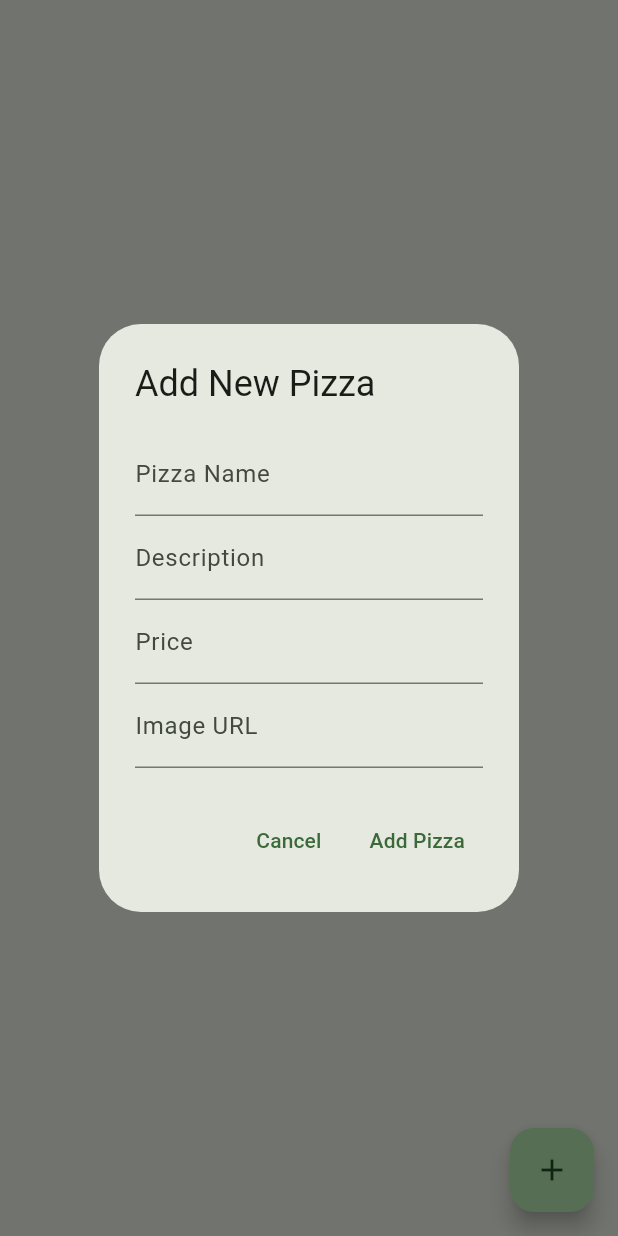
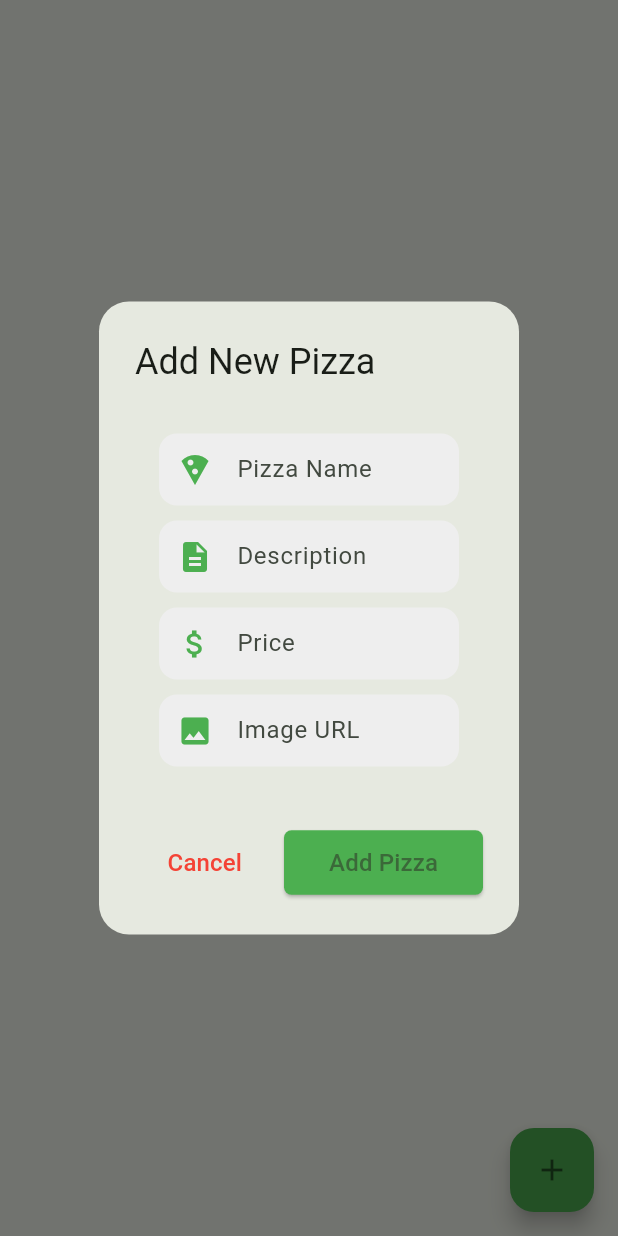
Before and after one commit to victormusembi11/pizza_app, a Flutter app: the AdminPizzasPage screen opened directly, after a tap on the "add" icon, on a phone screen of 412 x 824 dp. Run offline on Flutter 3.47's test engine with Material 3 defaults, Android fonts, the phone set to English and light mode, and no system bars.

Commit message:
feat: Improve Add New Pizza dialog UI and functionality
Refactor the Add New Pizza dialog in the AdminPizzasPage component to enhance the user experience and provide a more intuitive interface for adding new pizzas. Update the dialog's title style, add border styling to the input fields, and adjust the button styles for Cancel and Add Pizza. This change improves the usability of the application and makes it easier for users to add pizzas dynamically.

```diff
--- a/lib/screens/admin_pizzas.dart
+++ b/lib/screens/admin_pizzas.dart
@@ -15,39 +15,52 @@ class AdminPizzasPage extends StatelessWidget {
       context: context,
       builder: (context) {
         return AlertDialog(
-          title: const Text('Add New Pizza'),
+          shape: RoundedRectangleBorder(
+            borderRadius: BorderRadius.circular(20.0),
+          ),
+          title: const Text('Add New Pizza', style: TextStyle(fontSize: 24)),
           content: SingleChildScrollView(
-            child: Column(
-              crossAxisAlignment: CrossAxisAlignment.start,
-              children: [
-                TextField(
-                  controller: _nameController,
-                  decoration: const InputDecoration(labelText: 'Pizza Name'),
-                ),
-                TextField(
-                  controller: _descriptionController,
-                  decoration: const InputDecoration(labelText: 'Description'),
-                ),
-                TextField(
-                  controller: _priceController,
-                  decoration: const InputDecoration(labelText: 'Price'),
-                  keyboardType: TextInputType.number,
-                ),
-                TextField(
-                  controller: _imageUrlController,
-                  decoration: const InputDecoration(labelText: 'Image URL'),
-                ),
-              ],
+            child: Padding(
+              padding: const EdgeInsets.all(16.0),
+              child: Column(
+                crossAxisAlignment: CrossAxisAlignment.start,
+                children: [
+                  _buildTextField(
+                      _nameController, 'Pizza Name', Icons.local_pizza),
+                  const SizedBox(height: 10),
+                  _buildTextField(
+                      _descriptionController, 'Description', Icons.description),
+                  const SizedBox(height: 10),
+                  _buildTextField(_priceController, 'Price', Icons.attach_money,
+                      keyboardType: TextInputType.number),
+                  const SizedBox(height: 10),
+                  _buildTextField(
+                      _imageUrlController, 'Image URL', Icons.image),
+                ],
+              ),
             ),
           ),
           actions: [
             TextButton(
+              style: TextButton.styleFrom(
+                foregroundColor: Colors.red,
+                padding:
+                    const EdgeInsets.symmetric(horizontal: 20, vertical: 10),
+              ),
               onPressed: () {
                 Navigator.of(context).pop();
               },
-              child: const Text('Cancel'),
+              child: const Text('Cancel', style: TextStyle(fontSize: 16)),
             ),
-            TextButton(
+            ElevatedButton(
+              style: ElevatedButton.styleFrom(
+                backgroundColor: Colors.green,
+                padding:
+                    const EdgeInsets.symmetric(horizontal: 30, vertical: 10),
+                shape: RoundedRectangleBorder(
+                  borderRadius: BorderRadius.circular(5),
+                ),
+              ),
               onPressed: () async {
                 final name = _nameController.text;
                 final description = _descriptionController.text;
@@ -88,11 +101,36 @@ class AdminPizzasPage extends StatelessWidget {
                   );
                 }
               },
-              child: const Text('Add Pizza'),
+              child: const Text('Add Pizza', style: TextStyle(fontSize: 16)),
             ),
           ],
         );
       },
+    );
+  }
+
+  // Helper function to build input fields with icons
+  Widget _buildTextField(
+    TextEditingController controller,
+    String labelText,
+    IconData icon, {
+    TextInputType? keyboardType,
+  }) {
+    return TextFormField(
+      controller: controller,
+      decoration: InputDecoration(
+        labelText: labelText,
+        prefixIcon: Icon(icon, color: Colors.green),
+        filled: true,
+        fillColor: Colors.grey[200],
+        border: OutlineInputBorder(
+          borderRadius: BorderRadius.circular(12),
+          borderSide: BorderSide.none,
+        ),
+        contentPadding:
+            const EdgeInsets.symmetric(horizontal: 10, vertical: 10),
+      ),
+      keyboardType: keyboardType,
     );
   }
 
@@ -108,6 +146,7 @@ class AdminPizzasPage extends StatelessWidget {
       floatingActionButton: FloatingActionButton(
         onPressed: () => _addPizza(context),
         tooltip: 'Add Pizza',
+        backgroundColor: Colors.green,
         child: const Icon(Icons.add),
       ),
     );
```
